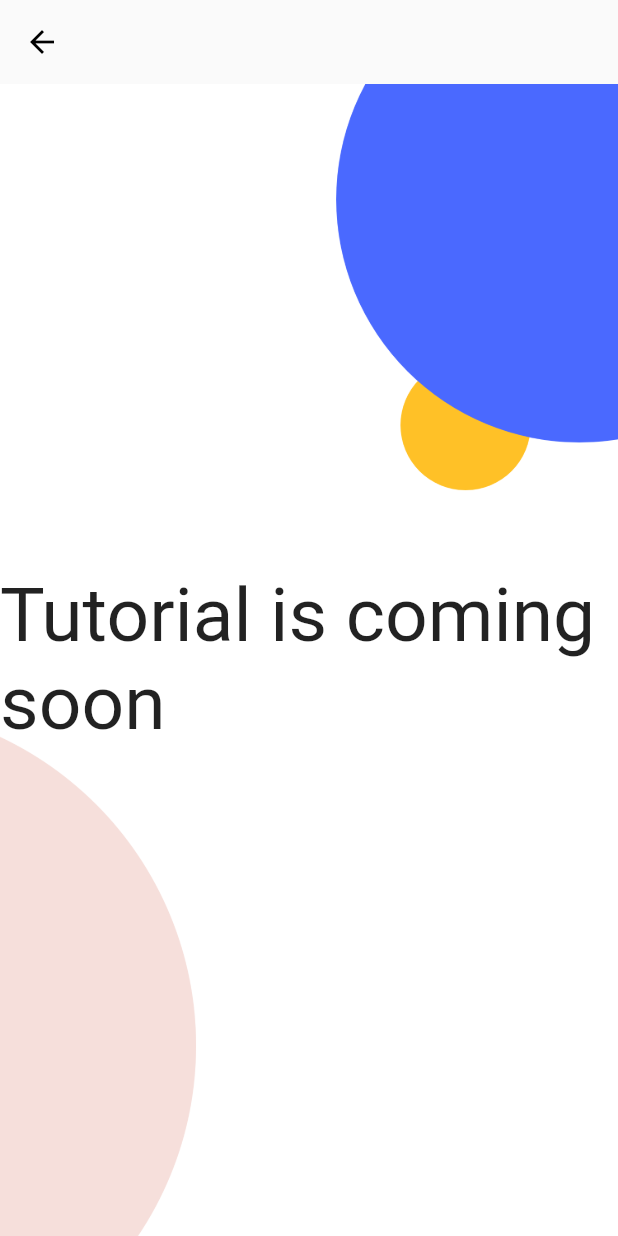
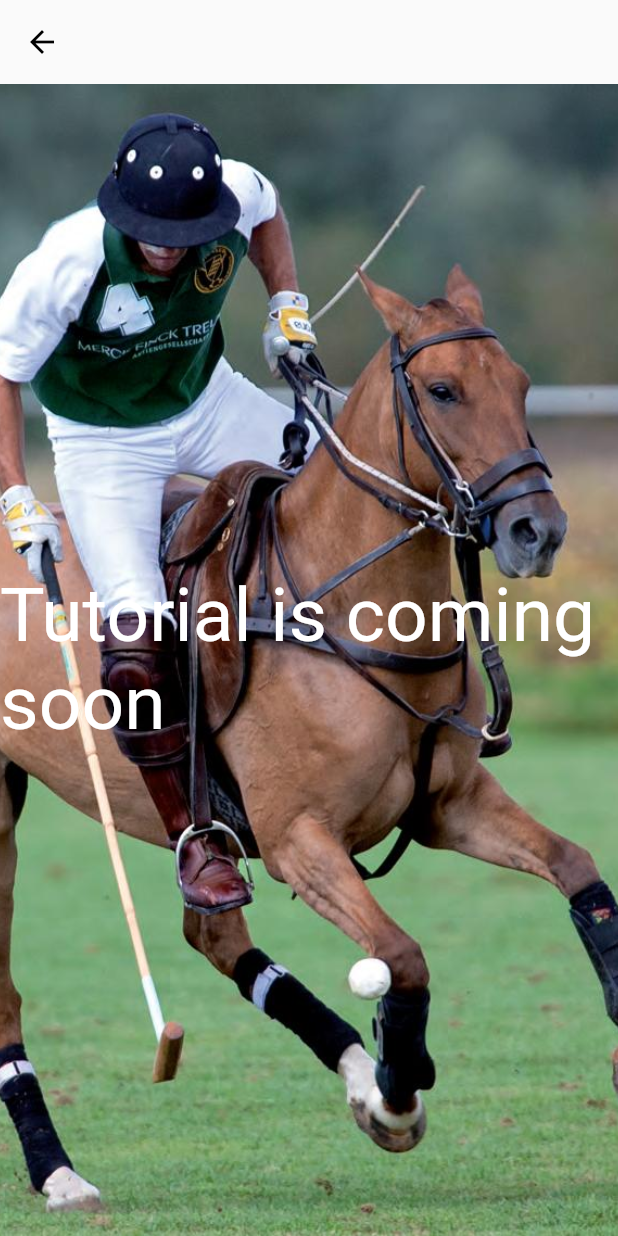
Before and after one commit to RsnDev/flutterproject, a Flutter app: the Home screen opened directly, after a tap on "Tutorial", on a phone screen of 412 x 824 dp. Run offline on Flutter 3.47's test engine with Material 2 defaults, Android fonts, the phone set to English and light mode, and no system bars; our stand-ins replace cloud_firestore, firebase_auth, firebase_core, fluttertoast; accounts and stored records are empty.

Commit message:
new file:   image/horse1.jpg 	new file:   image/horse2.jpg 	modified:   lib/screens/bottomTab.dart 	modified:   lib/screens/home.dart 	deleted:    lib/screens/teamMember.dart 	new file:   lib/screens/teamReport.dart 	modified:   lib/screens/tutorial.dart

```diff
--- a/lib/screens/bottomTab.dart
+++ b/lib/screens/bottomTab.dart
@@ -5,7 +5,7 @@ import 'package:flutter/material.dart';
 import 'package:project/model/user_model.dart';
 import 'package:project/screens/myAccount.dart';
 import 'package:project/screens/orderRecord.dart';
-import 'package:project/screens/teamMember.dart';
+import 'package:project/screens/teamReport.dart';
 
 import 'home.dart';
 import 'login_screen.dart';
--- a/lib/screens/home.dart
+++ b/lib/screens/home.dart
@@ -195,7 +195,7 @@ class _HomeState extends State<Home> {
                   ),
                 ),
                 SizedBox(
-                  height: 40,
+                  height: 30,
                 ),
                 Text(
                   "Position Tier",
@@ -207,7 +207,8 @@ class _HomeState extends State<Home> {
                 SizedBox(
                   height: 20,
                 ),
-                Column(
+                SingleChildScrollView(
+                    child: Column(
                   children: [
                     Container(
                       height: 100,
@@ -239,19 +240,19 @@ class _HomeState extends State<Home> {
                               image: AssetImage("image/xz.jpg"),
                               fit: BoxFit.cover)),
                     ),
-                    SizedBox(
-                      height: 10,
-                    ),
-                    Container(
-                      height: 95,
-                      width: 330,
-                      decoration: BoxDecoration(
-                          image: DecorationImage(
-                              image: AssetImage("image/xz.jpg"),
-                              fit: BoxFit.cover)),
-                    )
+                    // SizedBox(
+                    //   height: 10,
+                    // ),
+                    // Container(
+                    //   height: 95,
+                    //   width: 330,
+                    //   decoration: BoxDecoration(
+                    //       image: DecorationImage(
+                    //           image: AssetImage("image/xz.jpg"),
+                    //           fit: BoxFit.cover)),
+                    // )
                   ],
-                )
+                ))
               ],
             )),
       ),
--- a/lib/screens/tutorial.dart
+++ b/lib/screens/tutorial.dart
@@ -26,11 +26,11 @@ class _TutorialState extends State<Tutorial> {
         height: double.infinity,
         decoration: BoxDecoration(
             image: DecorationImage(
-                image: AssetImage("image/home2.jpg"), fit: BoxFit.cover)),
+                image: AssetImage("image/horse2.jpg"), fit: BoxFit.cover)),
         child: Center(
             child: Text(
           'Tutorial is coming soon',
-          style: TextStyle(fontSize: 50),
+          style: TextStyle(fontSize: 50, color: Colors.white),
         )),
       ),
     );
```
Also changed, not shown: lib/screens/teamMember.dart (deleted, +0 -19 lines), lib/screens/teamReport.dart (added, +26 -0 lines), image/horse1.jpg (added), image/horse2.jpg (added).
